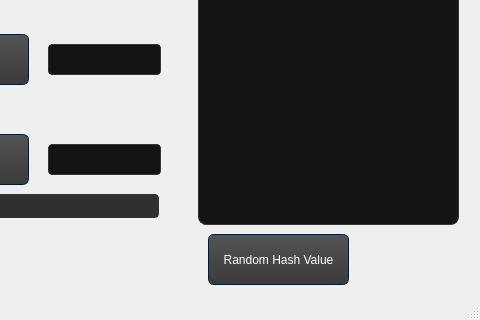
Qt form LAB_7/Lab7/mainwindow.ui (kremenevskiy/CPP-Qt-programming-Sem2-2020) before a commit; both pictures show x 462 to 942 and y 183 to 503 of the 942 by 503 pixel window.
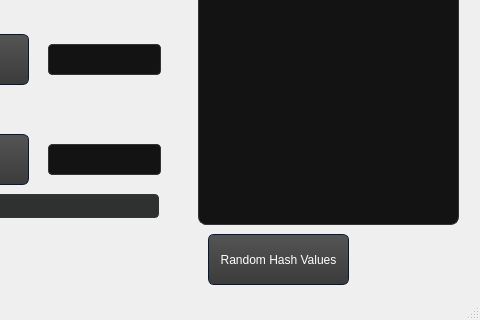
The same form after that commit. Icons and pictures are not drawn.

Diff of the .ui file:
```diff
--- a/LAB_7/Lab7/mainwindow.ui
+++ b/LAB_7/Lab7/mainwindow.ui
@@ -397,7 +397,7 @@
      </rect>
     </property>
     <property name="text">
-     <string>Random Hash Value</string>
+     <string>Random Hash Values</string>
     </property>
    </widget>
   </widget>
```
